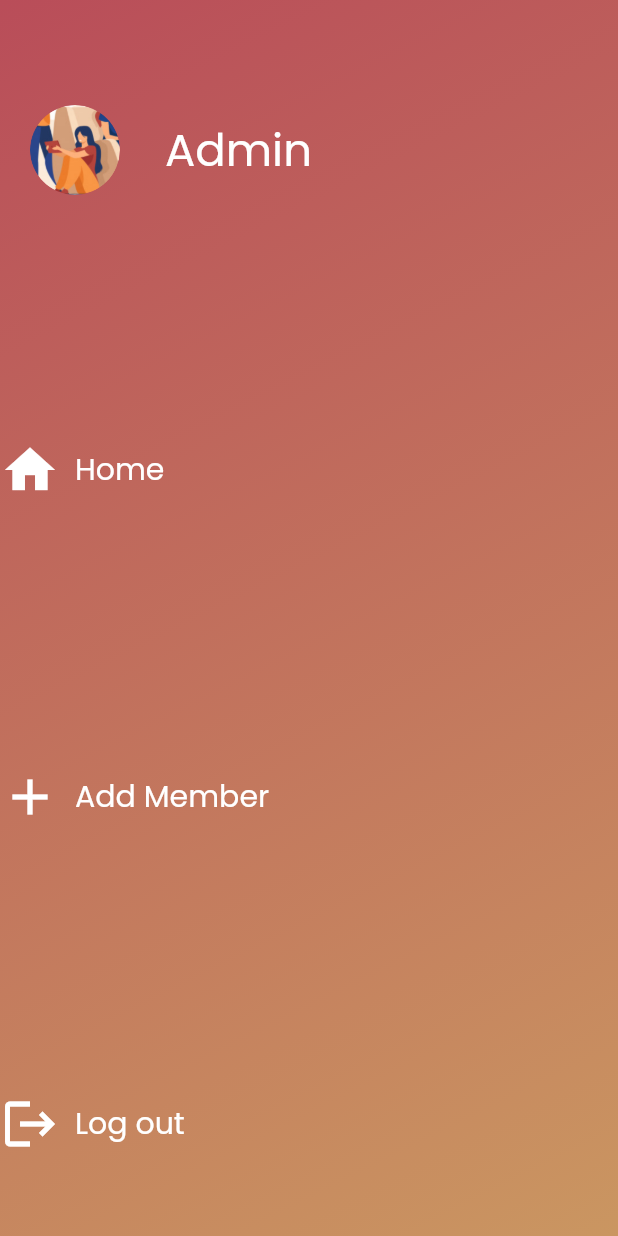
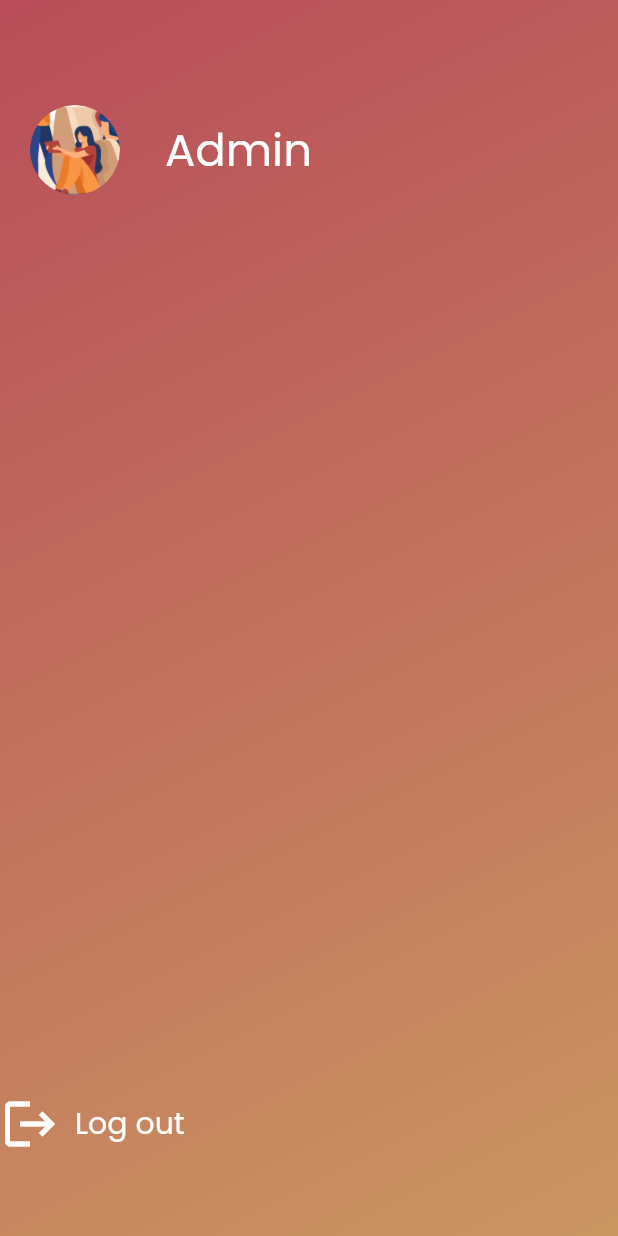
Before and after one commit to hi-nghia-ne/admin-login-app, a Flutter app: the DrawerScreen widget shown alone on an empty page, opened directly, on a phone screen of 412 x 824 dp. Run offline on Flutter 3.47's test engine with Material 2 defaults, Android fonts, the phone set to English and light mode, and no system bars; our stand-ins replace animated_splash_screen, flutter_svg, shared_preferences; missing offline and left inert: keyboard_visibility; accounts and stored records are empty.

Commit message:
finished admin login app

```diff
--- a/lib/models/member.dart
+++ b/lib/models/member.dart
@@ -1,14 +1,13 @@
 import 'package:flutter/cupertino.dart';
 
 class Member {
-  String avatarUrl = 'assets/images/elon-musk-avatar-medium.png';
+  final String avatarUrl = 'assets/images/elon-musk-avatar-medium.png';
   final String name;
   final String phoneNumber;
   final String description;
   bool isLike;
 
   Member({
-    this.avatarUrl,
     @required this.name,
     @required this.phoneNumber,
     @required this.description,
--- a/lib/screens/drawer_screen.dart
+++ b/lib/screens/drawer_screen.dart
@@ -61,55 +61,6 @@ class _DrawerScreenState extends State<DrawerScreen> {
               ],
             ),
           ),
-          FlatButton(
-            onPressed: () {
-              Navigator.push(context,
-                  MaterialPageRoute(builder: (context) => HomeScreen()));
-            },
-            padding: EdgeInsets.symmetric(vertical: 15),
-            child: Row(
-              children: [
-                Icon(
-                  Icons.home,
-                  size: 40,
-                  color: Colors.white,
-                ),
-                Padding(
-                  padding: const EdgeInsets.symmetric(horizontal: 10.0),
-                  child: Text(
-                    'Home',
-                    style: TextStyle(
-                      color: Colors.white,
-                      fontSize: 20,
-                    ),
-                  ),
-                )
-              ],
-            ),
-          ),
-          FlatButton(
-            onPressed: () {},
-            padding: EdgeInsets.symmetric(vertical: 15),
-            child: Row(
-              children: [
-                Icon(
-                  Icons.add,
-                  size: 40,
-                  color: Colors.white,
-                ),
-                Padding(
-                  padding: const EdgeInsets.symmetric(horizontal: 10.0),
-                  child: Text(
-                    'Add Member',
-                    style: TextStyle(
-                      color: Colors.white,
-                      fontSize: 20,
-                    ),
-                  ),
-                )
-              ],
-            ),
-          ),
           Padding(
             padding: const EdgeInsets.only(bottom: 40.0),
             child: FlatButton(
```
Also changed, not shown: lib/screens/home_screen.dart (+49 -1 lines), lib/screens/main_screen.dart (+4 -21 lines), lib/widgets/new_member.dart (added, +96 -0 lines).
